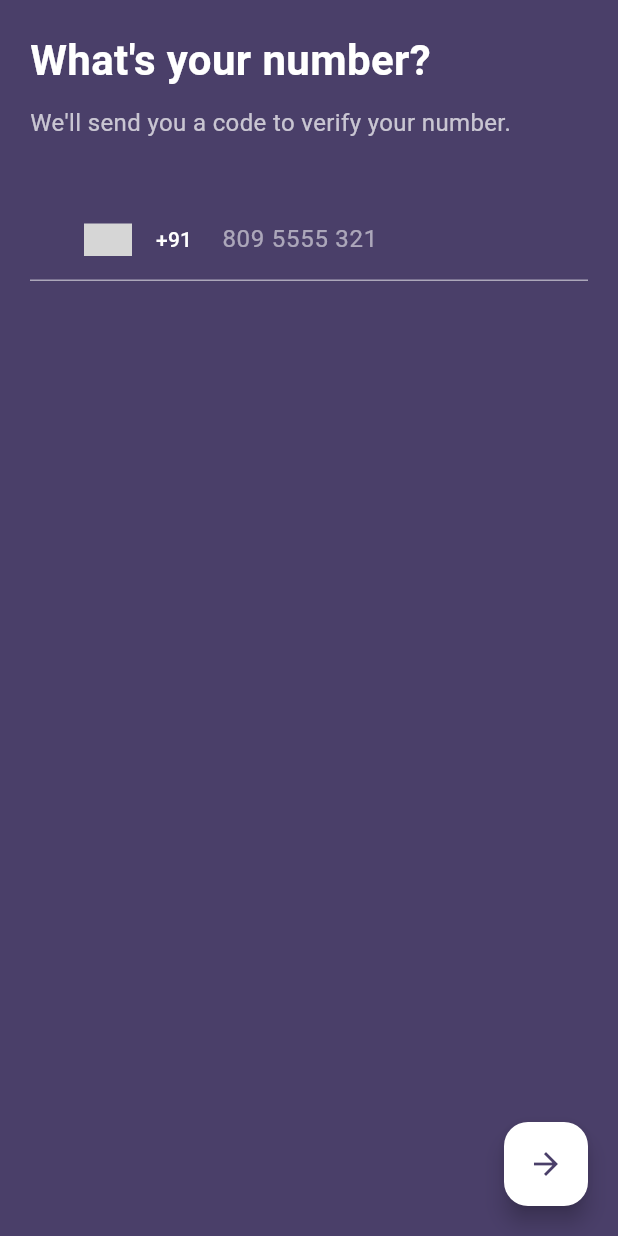
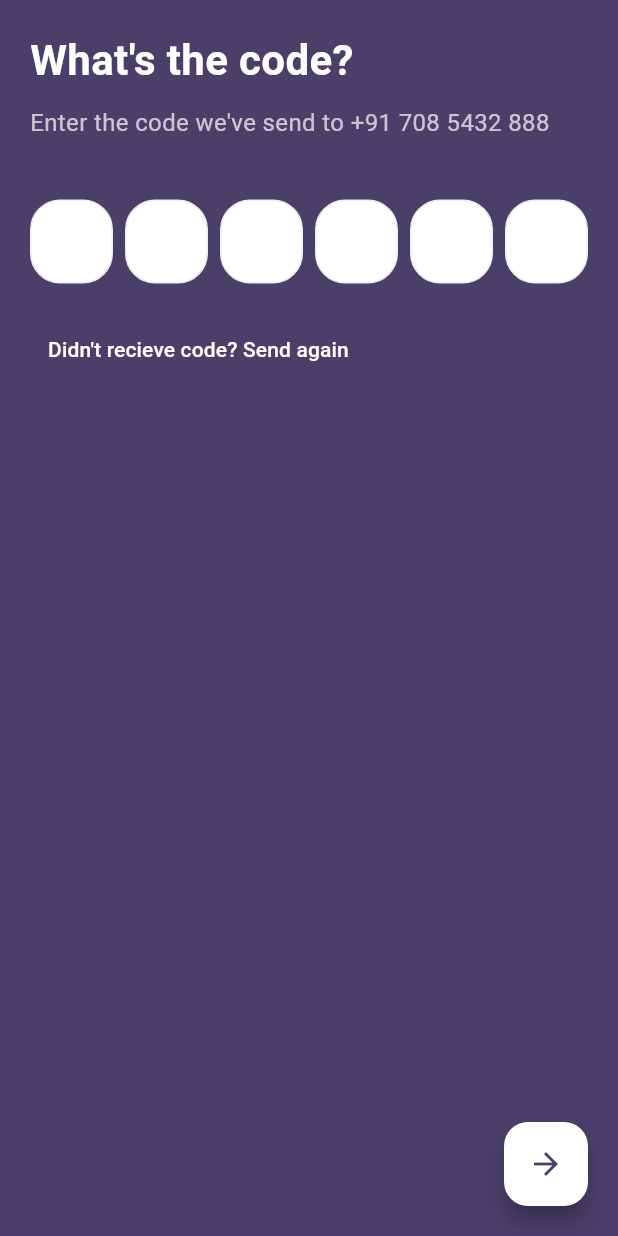
Before and after one commit to Modather22222/messaging_app, a Flutter app: the PhoneScreen screen opened directly, after a tap on the "arrow forward" icon, on a phone screen of 412 x 824 dp. Run offline on Flutter 3.47's test engine with Material 3 defaults, Android fonts, the phone set to English and light mode, and no system bars; drawn by our look-alikes of country_code_picker, pinput; grey boxes are pictures that could not be loaded.

Commit message:
the fourth screen

```diff
--- a/lib/screens/phone_screen.dart
+++ b/lib/screens/phone_screen.dart
@@ -1,5 +1,6 @@
 import 'package:flutter/material.dart';
 import 'package:country_code_picker/country_code_picker.dart';
+import 'package:messaging_app/screens/verification_screen.dart';
 
 class PhoneScreen extends StatelessWidget {
   const PhoneScreen({super.key});
@@ -63,7 +64,12 @@ class PhoneScreen extends StatelessWidget {
               alignment: Alignment.bottomRight,
               child: FloatingActionButton(
                 onPressed: () {
-                  // TODO: Handle next step
+                  Navigator.push(
+                    context,
+                    MaterialPageRoute(
+                      builder: (context) => const VerificationScreen(),
+                    ),
+                  );
                 },
                 backgroundColor: Colors.white,
                 child: const Icon(
--- /dev/null
+++ b/lib/screens/verification_screen.dart
@@ -0,0 +1,80 @@
+import 'package:flutter/material.dart';
+import 'package:pinput/pinput.dart';
+
+class VerificationScreen extends StatelessWidget {
+  const VerificationScreen({super.key});
+
+  @override
+  Widget build(BuildContext context) {
+    final defaultPinTheme = PinTheme(
+      width: 56,
+      height: 56,
+      textStyle: const TextStyle(
+        fontSize: 20,
+        color: Color.fromRGBO(30, 60, 87, 1),
+        fontWeight: FontWeight.w600,
+      ),
+      decoration: BoxDecoration(
+        border: Border.all(color: const Color.fromRGBO(234, 239, 243, 1)),
+        borderRadius: BorderRadius.circular(20),
+        color: Colors.white,
+      ),
+    );
+
+    return Scaffold(
+      backgroundColor: const Color(0xFF4A3F69),
+      body: Padding(
+        padding: const EdgeInsets.all(20.0),
+        child: Column(
+          mainAxisAlignment: MainAxisAlignment.center,
+          crossAxisAlignment: CrossAxisAlignment.start,
+          children: <Widget>[
+            const Text(
+              "What's the code?",
+              style: TextStyle(
+                color: Colors.white,
+                fontSize: 28,
+                fontWeight: FontWeight.bold,
+              ),
+            ),
+            const SizedBox(height: 10),
+            const Text(
+              "Enter the code we've send to +91 708 5432 888",
+              style: TextStyle(color: Colors.white70, fontSize: 16),
+            ),
+            const SizedBox(height: 40),
+            Pinput(
+              defaultPinTheme: defaultPinTheme,
+              length: 6,
+              onCompleted: (pin) => print(pin),
+            ),
+            const SizedBox(height: 20),
+            TextButton(
+              onPressed: () {
+                // TODO: Handle resend code
+              },
+              child: const Text(
+                "Didn't recieve code? Send again",
+                style: TextStyle(color: Colors.white),
+              ),
+            ),
+            const Spacer(),
+            Align(
+              alignment: Alignment.bottomRight,
+              child: FloatingActionButton(
+                onPressed: () {
+                  // TODO: Handle next step
+                },
+                backgroundColor: Colors.white,
+                child: const Icon(
+                  Icons.arrow_forward,
+                  color: Color(0xFF4A3F69),
+                ),
+              ),
+            ),
+          ],
+        ),
+      ),
+    );
+  }
+}
--- a/pubspec.yaml
+++ b/pubspec.yaml
@@ -10,6 +10,7 @@ dependencies:
   flutter:
     sdk: flutter
   country_code_picker: ^3.4.1
+  pinput: ^5.0.2
 
 dev_dependencies:
   flutter_test:
```
Also changed, not shown: pubspec.lock.
